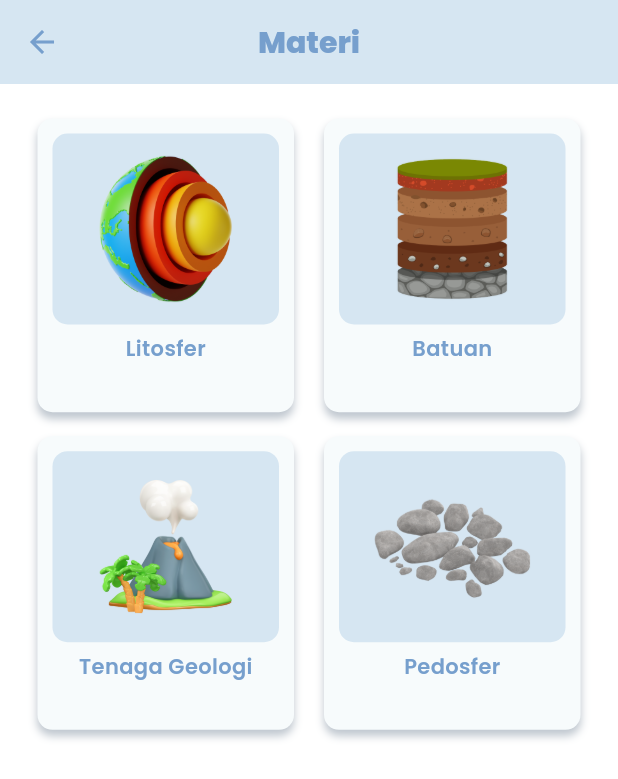
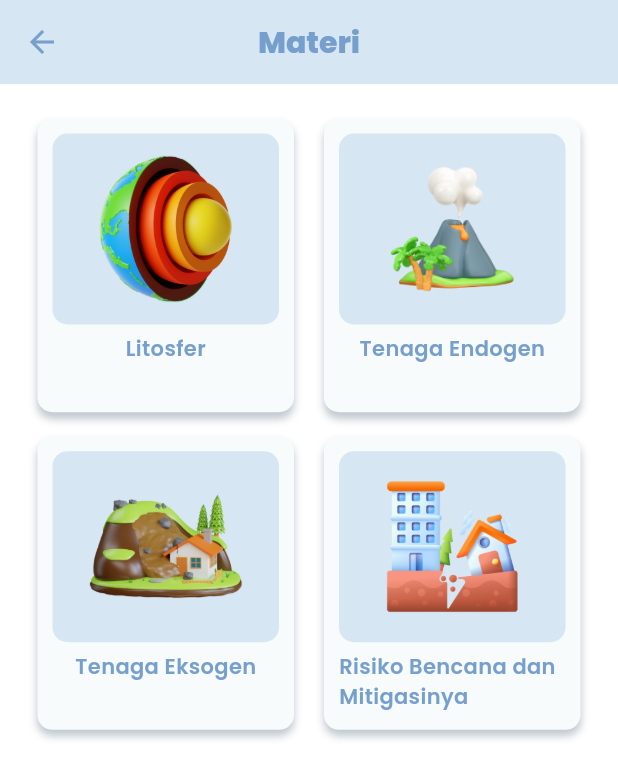
Before and after one commit to 2001arman/terralith, a Flutter app: the MateriUi screen opened directly, on a phone screen of 412 x 824 dp. Shown: the top 779 px of the screen. Run offline on Flutter 3.47's test engine with Material 3 defaults, Android fonts, the phone set to English and light mode, and no system bars; our stand-ins replace auto_size_text, cloud_firestore, dartz, firebase_auth, firebase_core, flutter_easyloading and 5 more; missing offline and left inert: syncfusion_flutter_pdfviewer; accounts and stored records are empty.

Commit message:
fix: list materi assets pdf

```diff
--- a/lib/features/presentation/main/materi/materi_state.dart
+++ b/lib/features/presentation/main/materi/materi_state.dart
@@ -1,27 +1,80 @@
+import '../../../domain/materi/materi_model.dart';
+
 class MateriState {
   final List<MateriModel> listMateri = [
     MateriModel(
       image: 'assets/materi/litosfer.png',
       title: 'Litosfer',
+      subMateri: [
+        SubMateriModel(
+          title: 'Pengertian Litosfer',
+          asset: '1.1-Pengertian-Litosfer.pdf',
+          progress: 90,
+        ),
+        SubMateriModel(
+          title: 'Tenaga Geologi Pembentuk Bumi',
+          asset: '1.2-Tenaga-Geologi-Pembentuk-Bumi.pdf',
+          progress: 90,
+        ),
+      ],
     ),
     MateriModel(
-      image: 'assets/materi/batuan.png',
-      title: 'Batuan',
+      image: 'assets/materi/endogen.png',
+      title: 'Tenaga Endogen',
+      subMateri: [
+        SubMateriModel(
+          title: 'Tektonisme',
+          asset: '2.1-Tektonisme.pdf',
+          progress: 90,
+        ),
+        SubMateriModel(
+          title: 'Vulkanisme',
+          asset: '2.2-Vulkanisme.pdf',
+          progress: 90,
+        ),
+        SubMateriModel(
+          title: 'Seisme',
+          asset: '2.3-Seisme.pdf',
+          progress: 90,
+        ),
+      ],
     ),
     MateriModel(
-      image: 'assets/materi/geologi.png',
-      title: 'Tenaga Geologi',
+      image: 'assets/materi/eksogen.png',
+      title: 'Tenaga Eksogen',
+      subMateri: [
+        SubMateriModel(
+          title: 'Pelapukan',
+          asset: '3.1-Pelapukan.pdf',
+          progress: 90,
+        ),
+        SubMateriModel(
+          title: 'Erosi',
+          asset: '3.2-Erosi.pdf',
+          progress: 90,
+        ),
+        SubMateriModel(
+          title: 'Masswasting',
+          asset: '3.3-Masswasting.pdf',
+          progress: 90,
+        ),
+        SubMateriModel(
+          title: 'Sendimenstasi',
+          asset: '3.4-Sendimentasi.pdf',
+          progress: 90,
+        ),
+      ],
     ),
     MateriModel(
-      image: 'assets/materi/pedosfer.png',
-      title: 'Pedosfer',
+      image: 'assets/materi/mitigasi.png',
+      title: 'Risiko Bencana dan Mitigasinya',
+      subMateri: [
+        SubMateriModel(
+          title: 'Risiko Bencana dan Mitigasinya',
+          asset: '4.1-Risiko-Bencana-dan-Mitigasinya.pdf',
+          progress: 90,
+        ),
+      ],
     ),
   ];
 }
-
-class MateriModel {
-  final String image;
-  final String title;
-
-  MateriModel({required this.image, required this.title});
-}
--- a/lib/features/presentation/main/materi/materi_ui.dart
+++ b/lib/features/presentation/main/materi/materi_ui.dart
@@ -36,7 +36,10 @@ class MateriUi extends StatelessWidget {
         ),
         itemBuilder: (context, index) {
           return GestureDetector(
-            onTap: () => Get.toNamed(SubMateriUi.namePath),
+            onTap: () => Get.toNamed(
+              SubMateriUi.namePath,
+              arguments: [state.listMateri[index].subMateri],
+            ),
             child: Container(
               height: 180,
               padding: const EdgeInsets.all(10),
```
Also changed, not shown: lib/features/domain/materi/materi_model.dart (added, +23 -0 lines), lib/features/presentation/main/materi/sub_materi/detail_materi/detail_materi_ui.dart (+3 -27 lines), lib/features/presentation/main/materi/sub_materi/sub_materi_logic.dart (+9 -0 lines), lib/features/presentation/main/materi/sub_materi/sub_materi_ui.dart (+9 -20 lines), assets/materi/eksogen.png (added), assets/materi/endogen.png (added), assets/materi/mitigasi.png (added), 11 other files.
